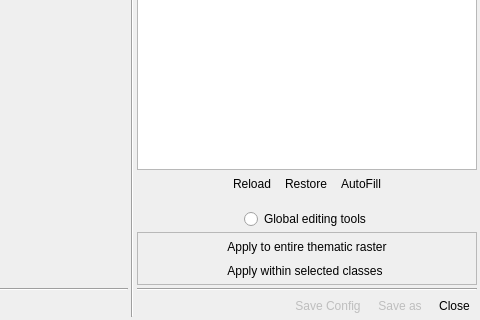
Before: the Qt Designer form ThRasE/ui/main_dialog.ui in SMByC/ThRasE, drawn with Qt 5; both pictures show x 658 to 1138 and y 241 to 561 of the 1138 by 561 pixel window.
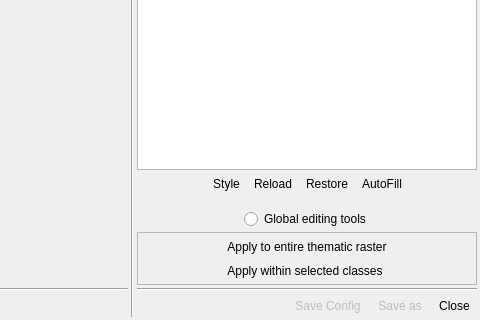
After: the same form once the commit is applied. Icons and pictures are not drawn. Custom widgets are drawn as their Qt base class.

Commit message: Added a style button to adjust the symbology for the thematic map

Patch:
```diff
--- a/ThRasE/ui/main_dialog.ui
+++ b/ThRasE/ui/main_dialog.ui
@@ -1077,6 +1077,29 @@
               </property>
              </spacer>
             </item>
+            <item>
+             <widget class="QToolButton" name="QPBtn_LayerStyle">
+              <property name="cursor">
+               <cursorShape>PointingHandCursor</cursorShape>
+              </property>
+              <property name="toolTip">
+               <string>&lt;html&gt;&lt;head/&gt;&lt;body&gt;&lt;p&gt;Open the style editor to view or adjust the symbology of the thematic layer&lt;/p&gt;&lt;/body&gt;&lt;/html&gt;</string>
+              </property>
+              <property name="text">
+               <string>Style</string>
+              </property>
+              <property name="icon">
+               <iconset>
+                <normaloff>:/plugins/thrase/icons/layer_properties.svg</normaloff>:/plugins/thrase/icons/layer_properties.svg</iconset>
+              </property>
+              <property name="toolButtonStyle">
+               <enum>Qt::ToolButtonTextBesideIcon</enum>
+              </property>
+              <property name="autoRaise">
+               <bool>true</bool>
+              </property>
+             </widget>
+            </item>
             <item>
              <widget class="QToolButton" name="QPBtn_ReloadRecodeTable">
               <property name="cursor">
```
Left out of the diff: 8 changed lines with no effect on the pictures. The commit also changes 1 other file.
